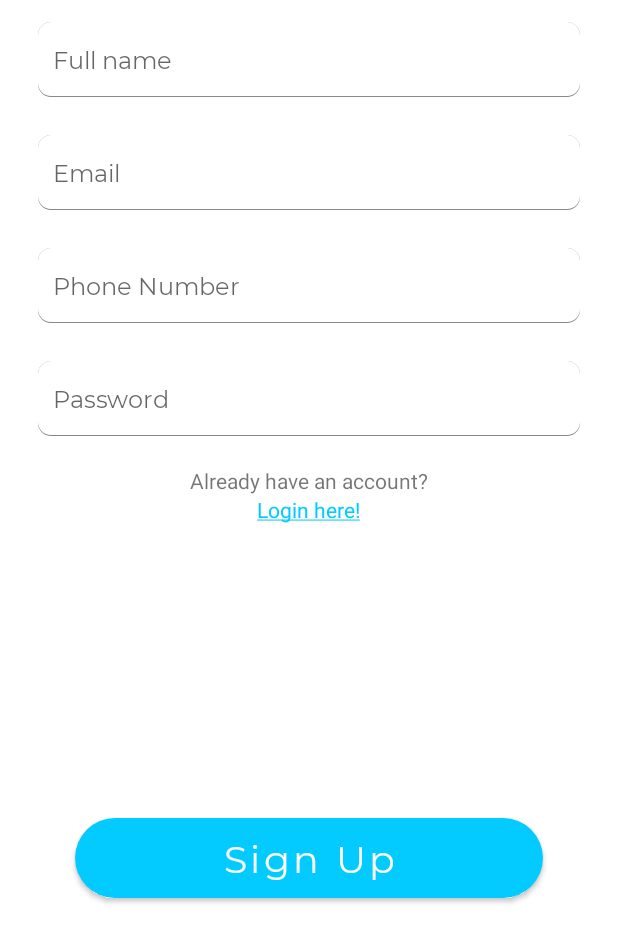
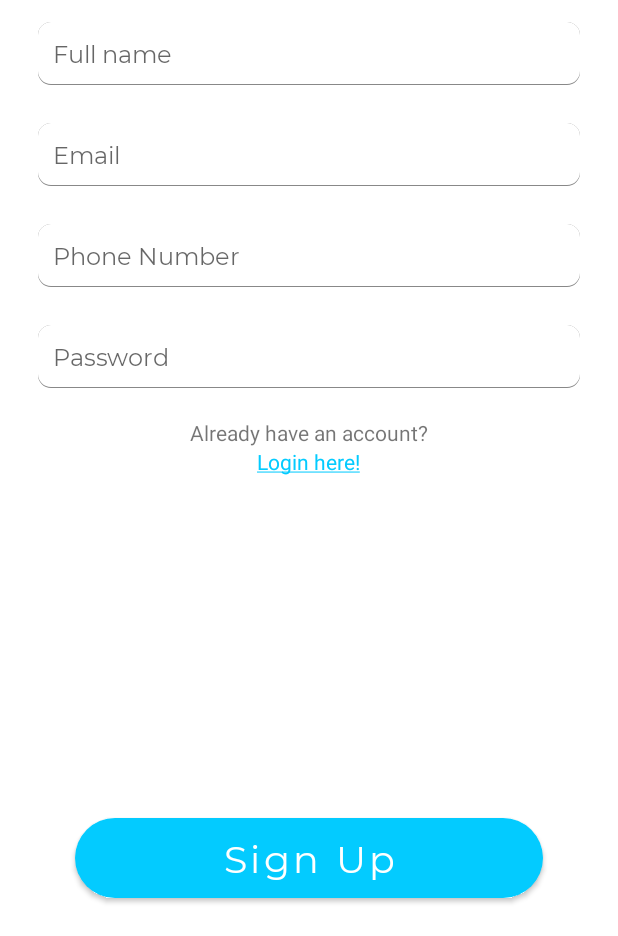
Before and after one commit to foodlauncher/FoodLauncher_final, an Android app: the SignUpActivity screen opened directly, with no data from a screen before it, on a phone screen of 412 x 824 dp, the part 300-1236 px from its top. Run offline under Robolectric (Android 15) with nearby library versions, the phone set to English and light mode, and no system bars; our stand-ins replace Firebase (no records; nobody signed in at launch, a user with empty details on screens opened directly); 2 statements that could not run were skipped.

```diff
--- a/app/src/main/res/layout/activity_login.xml
+++ b/app/src/main/res/layout/activity_login.xml
@@ -30,7 +30,7 @@
     <EditText
         android:id="@+id/input_email"
         android:layout_width="match_parent"
-        android:layout_height="50dp"
+        android:layout_height="wrap_content"
         android:textSize="16sp"
         android:background="@drawable/edit_background"
         android:padding="10dp"
@@ -44,7 +44,7 @@
     <EditText
         android:id="@+id/input_password"
         android:layout_width="match_parent"
-        android:layout_height="50dp"
+        android:layout_height="wrap_content"
         android:padding="10dp"
         android:background="@drawable/edit_background"
         android:layout_marginHorizontal="25dp"
--- a/app/src/main/res/layout/activity_sign_up.xml
+++ b/app/src/main/res/layout/activity_sign_up.xml
@@ -31,7 +31,7 @@
     <EditText
         android:id="@+id/input_fullname"
         android:layout_width="match_parent"
-        android:layout_height="50dp"
+        android:layout_height="wrap_content"
         android:textSize="16sp"
         android:background="@drawable/edit_background"
         android:padding="10dp"
@@ -45,7 +45,7 @@
     <EditText
         android:id="@+id/input_email"
         android:layout_width="match_parent"
-        android:layout_height="50dp"
+        android:layout_height="wrap_content"
         android:textSize="16sp"
         android:background="@drawable/edit_background"
         android:padding="10dp"
@@ -59,7 +59,7 @@
     <EditText
         android:id="@+id/input_phone"
         android:layout_width="match_parent"
-        android:layout_height="50dp"
+        android:layout_height="wrap_content"
         android:inputType="phone"
         android:textSize="16sp"
         android:background="@drawable/edit_background"
@@ -73,7 +73,7 @@
     <EditText
         android:id="@+id/input_password"
         android:layout_width="match_parent"
-        android:layout_height="50dp"
+        android:layout_height="wrap_content"
         android:padding="10dp"
         android:inputType="textPassword"
         android:background="@drawable/edit_background"
```
